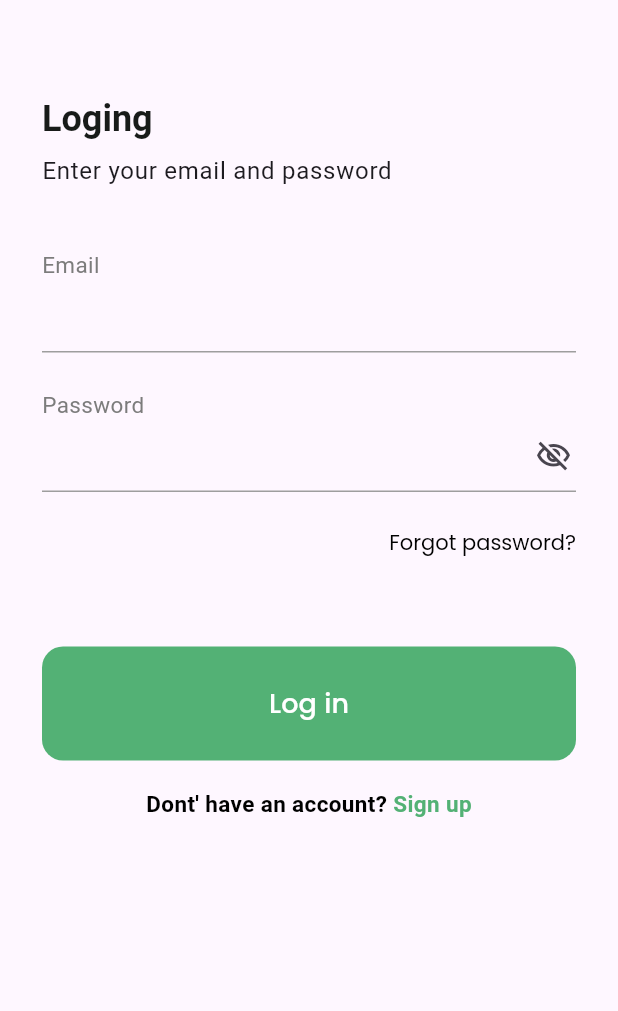
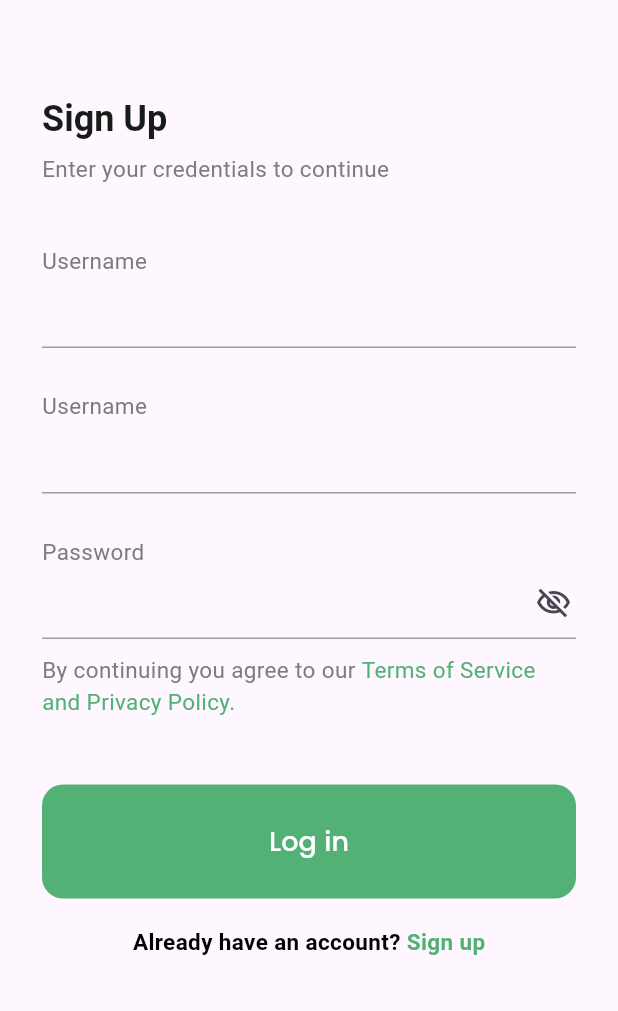
Before and after one commit to delafor/market_manager, a Flutter app: the screen it shows after launch, on a phone screen of 412 x 824 dp, the part 225-1236 px from its top. Run offline on Flutter 3.47's test engine with Material 3 defaults, Android fonts, the phone set to English and light mode, and no system bars; our stand-ins replace flutter_riverpod, go_router.

Commit message:
feat(register): create registration screen with tests

```diff
--- a/lib/app/core/navigation/router_provider.dart
+++ b/lib/app/core/navigation/router_provider.dart
@@ -6,7 +6,7 @@ import 'package:market_manager/app/pages/register/register_page.dart';
 import 'package:market_manager/app/pages/welcome/welcome_page.dart';
 
 final router = GoRouter(
-  initialLocation: Kpages.login.route,
+  initialLocation: Kpages.register.route,
   routes: [
     GoRoute(
       path: Kpages.welcome.route,
--- a/lib/app/pages/login/login_page.dart
+++ b/lib/app/pages/login/login_page.dart
@@ -1,5 +1,7 @@
 import 'package:flutter/gestures.dart';
 import 'package:flutter/material.dart';
+import 'package:go_router/go_router.dart';
+import 'package:market_manager/app/core/constants/constants.dart';
 import 'package:market_manager/app/core/theme/app_theme.dart';
 import 'package:market_manager/app/shared/app_large_button.dart';
 import 'package:market_manager/app/shared/widgets/app_textfield.dart';
@@ -28,7 +30,9 @@ class LoginPage extends StatelessWidget {
               const SizedBox(height: 8),
               Text(
                 'Enter your email and password',
-                style: Theme.of(context).textTheme.bodyLarge,
+                style: Theme.of(
+                  context,
+                ).textTheme.bodyMedium?.copyWith(fontWeight: FontWeight.w500),
               ),
 
               const SizedBox(height: 40),
@@ -80,7 +84,10 @@ class LoginPage extends StatelessWidget {
                           fontWeight: FontWeight.bold,
                           color: Color(0xff53B175),
                         ),
-                        recognizer: TapGestureRecognizer()..onTap = () {},
+                        recognizer: TapGestureRecognizer()
+                          ..onTap = () {
+                            context.go(Kpages.register.route);
+                          },
                       ),
                     ],
                   ),
--- a/lib/app/pages/register/register_page.dart
+++ b/lib/app/pages/register/register_page.dart
@@ -1,4 +1,9 @@
+import 'package:flutter/gestures.dart';
 import 'package:flutter/material.dart';
+import 'package:go_router/go_router.dart';
+import 'package:market_manager/app/core/constants/constants.dart';
+import 'package:market_manager/app/shared/app_large_button.dart';
+import 'package:market_manager/app/shared/widgets/app_textfield.dart';
 
 class RegisterPage extends StatefulWidget {
   const RegisterPage({super.key});
@@ -10,6 +15,97 @@ class RegisterPage extends StatefulWidget {
 class _RegisterPageState extends State<RegisterPage> {
   @override
   Widget build(BuildContext context) {
-    return const Placeholder();
+    return Scaffold(
+      body: SafeArea(
+        child: Padding(
+          padding: const EdgeInsets.symmetric(horizontal: 28),
+          child: Column(
+            crossAxisAlignment: CrossAxisAlignment.start,
+            children: [
+              Image.asset(
+                'lib/app/assets/AppIcon.jpg',
+                fit: BoxFit.contain,
+                height: 150,
+                width: double.infinity,
+              ),
+              const SizedBox(height: 64),
+
+              Text('Sign Up', style: Theme.of(context).textTheme.titleLarge),
+              const SizedBox(height: 8),
+              Text('Enter your credentials to continue'),
+
+              const SizedBox(height: 40),
+
+              Text('Username'),
+              AppAuthTextField(),
+              const SizedBox(height: 28),
+
+              Text('Username'),
+              AppAuthTextField(),
+
+              const SizedBox(height: 28),
+              Text('Password'),
+
+              AppAuthTextField(obscureText: true),
+              const SizedBox(height: 10),
+              Align(
+                alignment: Alignment.centerLeft,
+                child: RichText(
+                  text: TextSpan(
+                    text: "By continuing you agree to our ",
+                    style: Theme.of(context).textTheme.bodyMedium,
+
+                    children: [
+                      TextSpan(
+                        text: 'Terms of Service and Privacy Policy.',
+                        style: const TextStyle(color: Color(0xff53B175)),
+                        recognizer: TapGestureRecognizer()..onTap = () {},
+                      ),
+                    ],
+                  ),
+                ),
+              ),
+              const SizedBox(height: 45),
+
+              AppLargeButton(
+                onPressed: () {},
+                style: ButtonStyle(
+                  minimumSize: const WidgetStatePropertyAll(
+                    Size(double.infinity, 50),
+                  ),
+                ),
+                text: 'Log in',
+              ),
+              SizedBox(height: 18),
+              Center(
+                child: RichText(
+                  text: TextSpan(
+                    text: "Already have an account? ",
+                    style: Theme.of(context).textTheme.bodyMedium?.copyWith(
+                      fontWeight: FontWeight.w600,
+                      color: Colors.black,
+                    ),
+
+                    children: [
+                      TextSpan(
+                        text: 'Sign up',
+                        style: const TextStyle(
+                          fontWeight: FontWeight.bold,
+                          color: Color(0xff53B175),
+                        ),
+                        recognizer: TapGestureRecognizer()
+                          ..onTap = () {
+                            context.go(Kpages.login.route);
+                          },
+                      ),
+                    ],
+                  ),
+                ),
+              ),
+            ],
+          ),
+        ),
+      ),
+    );
   }
 }
```
Also changed, not shown: 6 other files.
